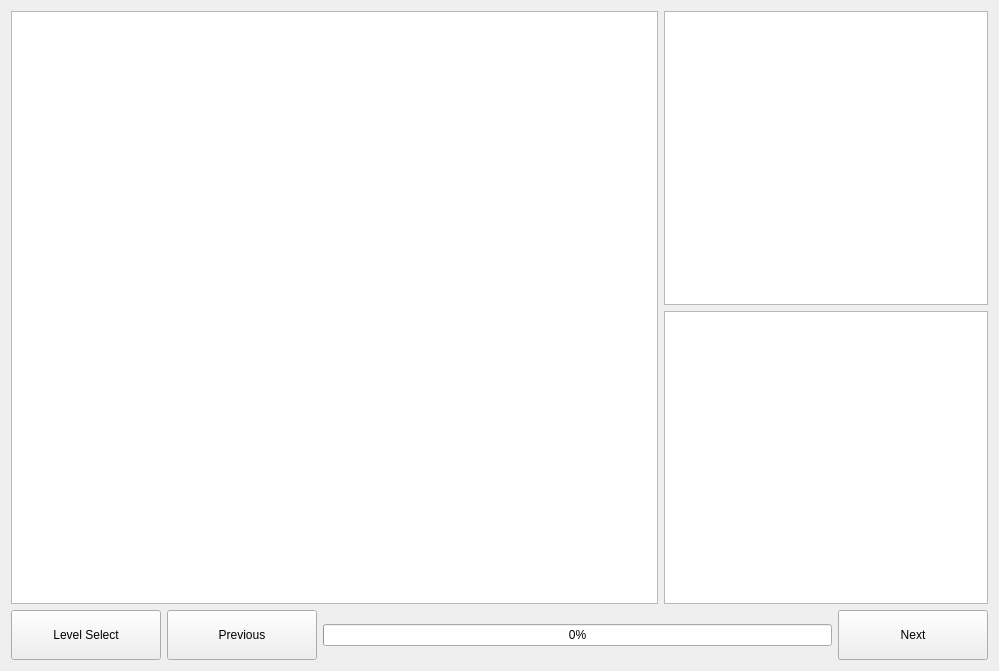
First picture: the form in MinesweeperEdu/lesson.ui, repository LowbeeNorman/MinesweeperEdu, before the edit.
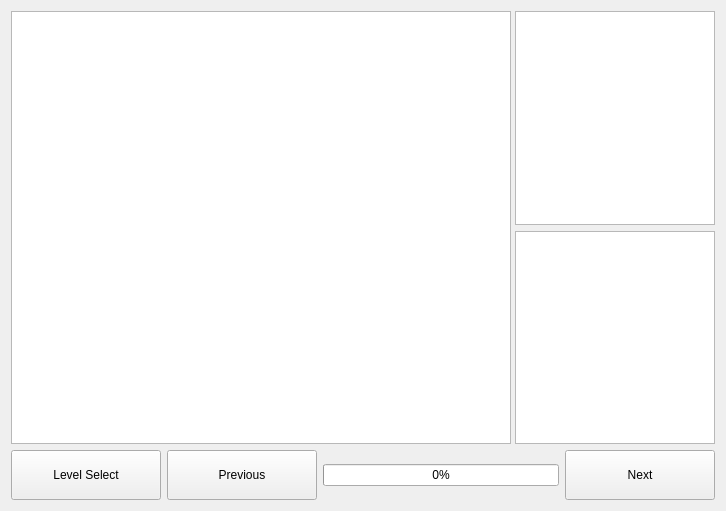
Second picture: the form after the edit. Custom widgets are drawn as their Qt base class.

Commit message: buttons have returned

```diff
--- a/MinesweeperEdu/lesson.ui
+++ b/MinesweeperEdu/lesson.ui
@@ -6,16 +6,19 @@
    <rect>
     <x>0</x>
     <y>0</y>
-    <width>999</width>
-    <height>671</height>
+    <width>726</width>
+    <height>511</height>
    </rect>
   </property>
   <property name="windowTitle">
    <string>Form</string>
   </property>
-  <layout class="QGridLayout" name="gridLayout_2">
+  <layout class="QGridLayout" name="gridLayout_2" rowstretch="0" columnstretch="0">
+   <property name="sizeConstraint">
+    <enum>QLayout::SetNoConstraint</enum>
+   </property>
    <item row="0" column="0">
-    <layout class="QGridLayout" name="gridLayout">
+    <layout class="QGridLayout" name="gridLayout" rowstretch="1,1,0" columnstretch="0,0,1,0,0,0">
      <item row="2" column="0">
       <widget class="QPushButton" name="backButton">
        <property name="minimumSize">
@@ -35,53 +38,6 @@
        </property>
       </widget>
      </item>
-     <item row="2" column="1">
-      <widget class="QPushButton" name="previousButton">
-       <property name="minimumSize">
-        <size>
-         <width>150</width>
-         <height>50</height>
-        </size>
-       </property>
-       <property name="maximumSize">
-        <size>
-         <width>150</width>
-         <height>50</height>
-        </size>
-       </property>
-       <property name="text">
-        <string>Previous</string>
-       </property>
-      </widget>
-     </item>
-     <item row="2" column="5">
-      <widget class="QPushButton" name="nextButton">
-       <property name="minimumSize">
-        <size>
-         <width>150</width>
-         <height>50</height>
-        </size>
-       </property>
-       <property name="maximumSize">
-        <size>
-         <width>150</width>
-         <height>50</height>
-        </size>
-       </property>
-       <property name="text">
-        <string>Next</string>
-       </property>
-      </widget>
-     </item>
-     <item row="1" column="4" colspan="2">
-      <widget class="QTextBrowser" name="instructionsTest"/>
-     </item>
-     <item row="0" column="4" colspan="2">
-      <widget class="QTextBrowser" name="textBrowser"/>
-     </item>
-     <item row="0" column="0" rowspan="2" colspan="4">
-      <widget class="MinesweeperView" name="board"/>
-     </item>
      <item row="2" column="2" colspan="3">
       <widget class="QProgressBar" name="progressDiaplay">
        <property name="value">
@@ -89,6 +45,74 @@
        </property>
       </widget>
      </item>
+     <item row="0" column="0" rowspan="2" colspan="4">
+      <widget class="MinesweeperView" name="board">
+       <property name="minimumSize">
+        <size>
+         <width>500</width>
+         <height>400</height>
+        </size>
+       </property>
+      </widget>
+     </item>
+     <item row="1" column="4" colspan="2">
+      <widget class="QTextBrowser" name="feedback">
+       <property name="minimumSize">
+        <size>
+         <width>200</width>
+         <height>0</height>
+        </size>
+       </property>
+      </widget>
+     </item>
+     <item row="2" column="5">
+      <widget class="QPushButton" name="nextButton">
+       <property name="minimumSize">
+        <size>
+         <width>150</width>
+         <height>50</height>
+        </size>
+       </property>
+       <property name="maximumSize">
+        <size>
+         <width>150</width>
+         <height>50</height>
+        </size>
+       </property>
+       <property name="text">
+        <string>Next</string>
+       </property>
+      </widget>
+     </item>
+     <item row="2" column="1">
+      <widget class="QPushButton" name="previousButton">
+       <property name="minimumSize">
+        <size>
+         <width>150</width>
+         <height>50</height>
+        </size>
+       </property>
+       <property name="maximumSize">
+        <size>
+         <width>150</width>
+         <height>50</height>
+        </size>
+       </property>
+       <property name="text">
+        <string>Previous</string>
+       </property>
+      </widget>
+     </item>
+     <item row="0" column="4" colspan="2">
+      <widget class="QTextBrowser" name="instructions">
+       <property name="minimumSize">
+        <size>
+         <width>200</width>
+         <height>0</height>
+        </size>
+       </property>
+      </widget>
+     </item>
     </layout>
    </item>
   </layout>
```
The commit also changes 7 other files.
